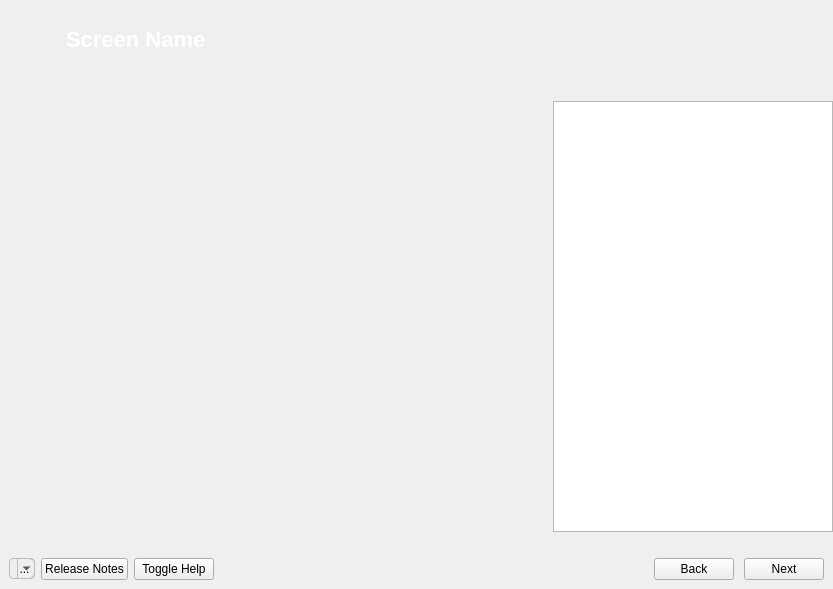
pars-linux/uludag, file yali-proximate/yali/gui/Ui/main.ui: the form before one commit.
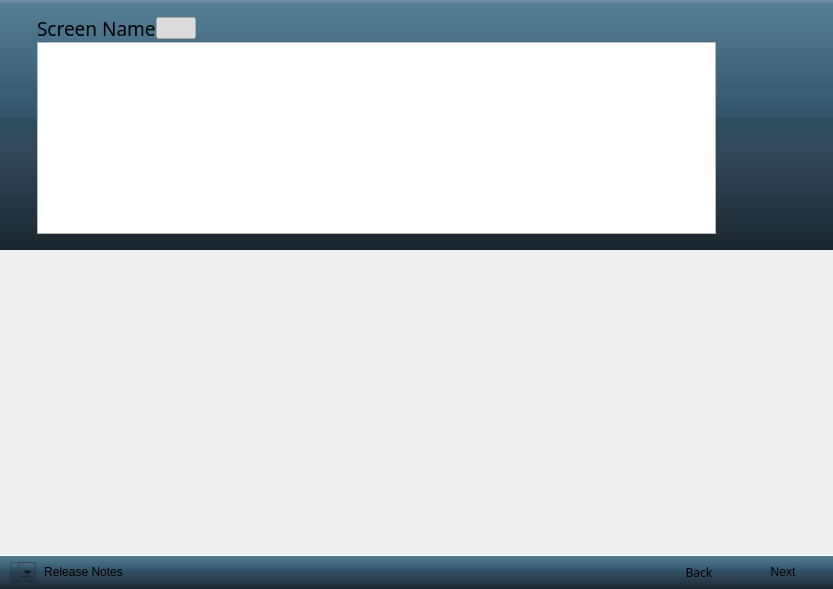
The form after the commit. Icons and pictures are not drawn.

The edit to the form file:
```diff
--- a/yali-proximate/yali/gui/Ui/main.ui
+++ b/yali-proximate/yali/gui/Ui/main.ui
@@ -13,6 +13,9 @@
   <property name="windowTitle">
    <string>Yali4</string>
   </property>
+  <property name="styleSheet">
+   <string notr="true"/>
+  </property>
   <layout class="QGridLayout" name="gridLayout_3">
    <property name="margin">
     <number>0</number>
@@ -31,6 +34,14 @@
           <verstretch>0</verstretch>
          </sizepolicy>
         </property>
+        <property name="styleSheet">
+         <string notr="true">#frame_4{
+
+border:0px;
+background-color: qlineargradient(spread:pad, x1:0.5, y1:1, x2:0.5, y2:0, stop:0 rgba(26, 38, 45, 255), stop:0.398093 rgba(51, 72, 91, 255), stop:0.521739 rgba(45, 76, 94, 255), stop:0.531585 rgba(49, 84, 106, 255), stop:0.983696 rgba(85, 126, 149, 255), stop:1 rgba(120, 146, 172, 255));
+border-bottom: 1px solid rgba(0,0,0,10)
+}</string>
+        </property>
         <property name="frameShape">
          <enum>QFrame::NoFrame</enum>
         </property>
@@ -38,18 +49,27 @@
          <enum>QFrame::Raised</enum>
         </property>
         <layout class="QGridLayout">
+         <property name="horizontalSpacing">
+          <number>15</number>
+         </property>
+         <property name="verticalSpacing">
+          <number>0</number>
+         </property>
          <property name="margin">
-          <number>0</number>
+          <number>15</number>
          </property>
-         <property name="spacing">
-          <number>0</number>
-         </property>
-         <item row="0" column="1">
+         <item row="0" column="0">
           <widget class="QLabel" name="screenIcon">
+           <property name="minimumSize">
+            <size>
+             <width>0</width>
+             <height>0</height>
+            </size>
+           </property>
            <property name="maximumSize">
             <size>
-             <width>50</width>
-             <height>60</height>
+             <width>70</width>
+             <height>16777215</height>
             </size>
            </property>
            <property name="text">
@@ -58,23 +78,62 @@
            <property name="pixmap">
             <pixmap resource="../../data.qrc">:/gui/pics/pardus.png</pixmap>
            </property>
+           <property name="scaledContents">
+            <bool>false</bool>
+           </property>
+           <property name="alignment">
+            <set>Qt::AlignLeading|Qt::AlignLeft|Qt::AlignTop</set>
+           </property>
           </widget>
          </item>
-         <item row="0" column="2">
-          <layout class="QVBoxLayout">
-           <property name="spacing">
-            <number>0</number>
+         <item row="0" column="3">
+          <widget class="QLabel" name="label_4">
+           <property name="sizePolicy">
+            <sizepolicy hsizetype="Expanding" vsizetype="Preferred">
+             <horstretch>0</horstretch>
+             <verstretch>0</verstretch>
+            </sizepolicy>
            </property>
-           <property name="leftMargin">
-            <number>6</number>
+           <property name="minimumSize">
+            <size>
+             <width>0</width>
+             <height>0</height>
+            </size>
            </property>
-           <property name="topMargin">
-            <number>4</number>
+           <property name="maximumSize">
+            <size>
+             <width>87</width>
+             <height>16777215</height>
+            </size>
            </property>
-           <item>
+           <property name="pixmap">
+            <pixmap resource="../../data.qrc">:/gui/pics/logo.png</pixmap>
+           </property>
+           <property name="scaledContents">
+            <bool>false</bool>
+           </property>
+           <property name="alignment">
+            <set>Qt::AlignLeading|Qt::AlignLeft|Qt::AlignTop</set>
+           </property>
+          </widget>
+         </item>
+         <item row="0" column="1">
+          <layout class="QGridLayout" name="gridLayout_4">
+           <item row="0" column="0" colspan="2">
             <widget class="QLabel" name="screenName">
+             <property name="font">
+              <font>
+               <family>Sans Serif</family>
+               <pointsize>14</pointsize>
+               <weight>50</weight>
+               <italic>false</italic>
+               <bold>false</bold>
+               <underline>false</underline>
+               <kerning>true</kerning>
+              </font>
+             </property>
              <property name="styleSheet">
-              <string>font:bold 22px;color:white;</string>
+              <string notr="true"/>
              </property>
              <property name="text">
               <string>Screen Name</string>
@@ -87,30 +146,91 @@
              </property>
             </widget>
            </item>
-          </layout>
-         </item>
          <item row="0" column="3">
-          <layout class="QVBoxLayout">
-           <item>
-            <spacer name="verticalSpacer_2">
+            <spacer name="horizontalSpacer">
              <property name="orientation">
-              <enum>Qt::Vertical</enum>
-             </property>
-             <property name="sizeType">
-              <enum>QSizePolicy::Fixed</enum>
+              <enum>Qt::Horizontal</enum>
              </property>
              <property name="sizeHint" stdset="0">
               <size>
-               <width>20</width>
-               <height>5</height>
+               <width>40</width>
+               <height>20</height>
               </size>
              </property>
             </spacer>
            </item>
-           <item>
-            <widget class="QLabel" name="label_4">
+           <item row="0" column="2">
+            <widget class="QPushButton" name="toggleHelp">
+             <property name="maximumSize">
+              <size>
+               <width>16777215</width>
+               <height>16777215</height>
+              </size>
+             </property>
+             <property name="focusPolicy">
+              <enum>Qt::TabFocus</enum>
+             </property>
+             <property name="styleSheet">
+              <string notr="true">#toggleHelp::flat:pressed{
+	border:1px solid  rgba(34, 49, 60, 100);/* rgba(175, 111, 130, 150);*/
+	border-radius:2px;
+	background-color: qlineargradient(spread:pad, x1:0.5, y1:1, x2:0.5, y2:0, stop:0 rgba(129, 3, 3, 255), stop:0.0192308 rgba(160, 35, 25, 255), stop:0.521739 rgba(166, 35, 29, 255), stop:0.531585 rgba(184, 46, 40, 255), stop:0.983696 rgba(168, 78, 74, 255), stop:1 rgba(210, 110, 110, 255))
+
+
+/*qlineargradient(spread:pad, x1:0.5, y1:1, x2:0.5, y2:0, stop:0 rgba(120, 146, 172, 255), stop:0.0155729 rgba(99, 141, 164, 255), stop:0.538376 rgba(49, 84, 106, 255), stop:1 rgba(51, 72, 91, 255))*/
+
+/*qlineargradient(spread:pad, x1:0.5, y1:1, x2:0.5, y2:0, stop:0 rgba(122, 44, 67, 255), stop:0.521739 rgba(182, 103, 126, 255), stop:0.527174 rgba(205, 130, 152, 255), stop:0.983696 rgba(234, 179, 195, 255), stop:1 rgba(255, 200, 216, 255))*/
+}</string>
+             </property>
+             <property name="text">
+              <string notr="true"/>
+             </property>
+             <property name="icon">
+              <iconset resource="../../data.qrc">
+               <normaloff>:/gui/pics/help-about.png</normaloff>:/gui/pics/help-about.png</iconset>
+             </property>
+             <property name="checkable">
+              <bool>true</bool>
+             </property>
+             <property name="checked">
+              <bool>true</bool>
+             </property>
+             <property name="flat">
+              <bool>true</bool>
+             </property>
+            </widget>
+           </item>
+           <item row="1" column="0" colspan="4">
+            <widget class="QFrame" name="helpContentFrame">
              <property name="sizePolicy">
-              <sizepolicy hsizetype="Fixed" vsizetype="Preferred">
+              <sizepolicy hsizetype="Preferred" vsizetype="Preferred">
+               <horstretch>0</horstretch>
+               <verstretch>0</verstretch>
+              </sizepolicy>
+             </property>
+             <property name="maximumSize">
+              <size>
+               <width>16777215</width>
+               <height>16777215</height>
+              </size>
+             </property>
+             <property name="frameShape">
+              <enum>QFrame::NoFrame</enum>
+             </property>
+             <property name="frameShadow">
+              <enum>QFrame::Raised</enum>
+             </property>
+             <layout class="QGridLayout">
+              <property name="margin">
+               <number>0</number>
+              </property>
+              <property name="spacing">
+               <number>0</number>
+              </property>
+              <item row="0" column="0">
+               <widget class="QTextBrowser" name="helpContent">
+                <property name="sizePolicy">
+                 <sizepolicy hsizetype="Preferred" vsizetype="Preferred">
                <horstretch>0</horstretch>
                <verstretch>0</verstretch>
               </sizepolicy>
@@ -118,56 +238,23 @@
              <property name="minimumSize">
               <size>
                <width>0</width>
-               <height>70</height>
-              </size>
-             </property>
-             <property name="maximumSize">
-              <size>
-               <width>71</width>
-               <height>65</height>
-              </size>
-             </property>
-             <property name="pixmap">
-              <pixmap resource="../../data.qrc">:/gui/pics/logo.png</pixmap>
-             </property>
-             <property name="scaledContents">
-              <bool>true</bool>
-             </property>
+                  <height>0</height>
+                 </size>
+                </property>
+                <property name="font">
+                 <font>
+                  <pointsize>8</pointsize>
+                 </font>
+                </property>
+                <property name="lineWidth">
+                 <number>0</number>
+                </property>
             </widget>
            </item>
           </layout>
-         </item>
-         <item row="0" column="4">
-          <spacer>
-           <property name="orientation">
-            <enum>Qt::Horizontal</enum>
-           </property>
-           <property name="sizeType">
-            <enum>QSizePolicy::Fixed</enum>
-           </property>
-           <property name="sizeHint" stdset="0">
-            <size>
-             <width>12</width>
-             <height>53</height>
-            </size>
-           </property>
-          </spacer>
-         </item>
-         <item row="0" column="0">
-          <spacer name="horizontalSpacer_3">
-           <property name="orientation">
-            <enum>Qt::Horizontal</enum>
-           </property>
-           <property name="sizeType">
-            <enum>QSizePolicy::Fixed</enum>
-           </property>
-           <property name="sizeHint" stdset="0">
-            <size>
-             <width>10</width>
-             <height>20</height>
-            </size>
-           </property>
-          </spacer>
+            </widget>
+           </item>
+          </layout>
          </item>
         </layout>
        </widget>
@@ -193,8 +280,8 @@
             <rect>
              <x>0</x>
              <y>0</y>
-             <width>545</width>
-             <height>455</height>
+             <width>831</width>
+             <height>291</height>
             </rect>
            </property>
            <layout class="QGridLayout" name="gridLayout">
@@ -212,95 +299,30 @@
               <property name="currentIndex">
                <number>0</number>
               </property>
-              <widget class="QWidget" name="page"/>
-             </widget>
-            </item>
-           </layout>
-          </widget>
-         </widget>
-        </item>
-        <item>
-         <widget class="QFrame" name="helpContentFrame">
-          <property name="sizePolicy">
-           <sizepolicy hsizetype="Preferred" vsizetype="Preferred">
-            <horstretch>0</horstretch>
-            <verstretch>0</verstretch>
-           </sizepolicy>
-          </property>
-          <property name="maximumSize">
-           <size>
-            <width>280</width>
-            <height>16777215</height>
-           </size>
-          </property>
-          <property name="frameShape">
-           <enum>QFrame::NoFrame</enum>
-          </property>
-          <property name="frameShadow">
-           <enum>QFrame::Raised</enum>
-          </property>
-          <layout class="QGridLayout">
-           <property name="margin">
-            <number>0</number>
-           </property>
-           <property name="spacing">
-            <number>0</number>
-           </property>
-           <item row="0" column="0">
-            <spacer>
-             <property name="orientation">
-              <enum>Qt::Vertical</enum>
-             </property>
-             <property name="sizeType">
-              <enum>QSizePolicy::Fixed</enum>
-             </property>
-             <property name="sizeHint" stdset="0">
-              <size>
-               <width>0</width>
-               <height>20</height>
-              </size>
-             </property>
-            </spacer>
-           </item>
-           <item row="1" column="0">
-            <widget class="QTextBrowser" name="helpContent">
-             <property name="sizePolicy">
-              <sizepolicy hsizetype="Expanding" vsizetype="Expanding">
-               <horstretch>0</horstretch>
-               <verstretch>0</verstretch>
-              </sizepolicy>
-             </property>
-             <property name="minimumSize">
-              <size>
-               <width>120</width>
-               <height>120</height>
-              </size>
-             </property>
-            </widget>
-           </item>
-           <item row="2" column="0">
-            <spacer name="verticalSpacer">
-             <property name="orientation">
-              <enum>Qt::Vertical</enum>
-             </property>
-             <property name="sizeType">
-              <enum>QSizePolicy::Fixed</enum>
-             </property>
-             <property name="sizeHint" stdset="0">
-              <size>
-               <width>0</width>
-               <height>20</height>
-              </size>
-             </property>
-            </spacer>
-           </item>
-          </layout>
+              <widget class="QWidget" name="page">
+               <zorder>helpContentFrame</zorder>
+              </widget>
+             </widget>
+            </item>
+           </layout>
+          </widget>
          </widget>
         </item>
        </layout>
       </item>
       <item row="2" column="0">
        <widget class="QFrame" name="frame_3">
+        <property name="autoFillBackground">
+         <bool>false</bool>
+        </property>
+        <property name="styleSheet">
+         <string notr="true">#frame_3{
+	background-color: qlineargradient(spread:pad, x1:0.5, y1:1, x2:0.5, y2:0, stop:0 rgba(26, 38, 45, 255), stop:0.398093 rgba(51, 72, 91, 255), stop:0.521739 rgba(45, 76, 94, 255), stop:0.531585 rgba(49, 84, 106, 255), stop:0.983696 rgba(85, 126, 149, 255), stop:1 rgba(120, 146, 172, 255));
+	border-top: 1px solid white
+}
+
+</string>
+        </property>
         <property name="frameShape">
          <enum>QFrame::NoFrame</enum>
         </property>
@@ -308,19 +330,28 @@
          <enum>QFrame::Raised</enum>
         </property>
         <layout class="QHBoxLayout">
+         <property name="spacing">
+          <number>4</number>
+         </property>
+         <property name="leftMargin">
+          <number>10</number>
+         </property>
          <property name="topMargin">
-          <number>0</number>
+          <number>4</number>
          </property>
-         <item>
-          <layout class="QHBoxLayout">
+         <property name="rightMargin">
+          <number>10</number>
+         </property>
+         <property name="bottomMargin">
+          <number>4</number>
+         </property>
            <item>
             <widget class="QToolButton" name="toolButton">
              <property name="styleSheet">
               <string notr="true"> QToolButton { /* all types of tool button */
-     border: 1px solid #bcbbbb;
-     border-radius: 4px;
-     background-color: qlineargradient(x1: 0, y1: 0, x2: 0, y2: 1,
-                                       stop: 0 #f6f7fa, stop: 1 #dadbde);
+	border:1px solid  rgba(34, 49, 60, 100);/* rgba(175, 111, 130, 150);*/
+	border-radius:2px;
+ background-color: qlineargradient(spread:pad, x1:0.5, y1:1, x2:0.5, y2:0, stop:0 rgba(26, 38, 45, 150), stop:0.398093 rgba(44, 62, 79, 255), stop:0.521739 rgba(36, 61, 76, 255), stop:0.531585 rgba(40, 68, 86, 255), stop:0.983696 rgba(73, 109, 129, 255), stop:1 rgba(89, 108, 127, 255));
     padding:1px 0px 1px 5px;
  }
 
@@ -328,6 +359,17 @@
      padding-right: 20px; /* make way for the popup button */
  }
 
+ QToolButton::flat:hover{
+	border:1px solid  rgba(34, 49, 60, 100);/* rgba(175, 111, 130, 150);*/
+	border-radius:2px;
+	background-color: qlineargradient(spread:pad, x1:0.5, y1:1, x2:0.5, y2:0, stop:0 rgba(129, 3, 3, 255), stop:0.0192308 rgba(160, 35, 25, 255), stop:0.521739 rgba(166, 35, 29, 255), stop:0.531585 rgba(184, 46, 40, 255), stop:0.983696 rgba(168, 78, 74, 255), stop:1 rgba(210, 110, 110, 255))
+
+
+/*qlineargradient(spread:pad, x1:0.5, y1:1, x2:0.5, y2:0, stop:0 rgba(120, 146, 172, 255), stop:0.0155729 rgba(99, 141, 164, 255), stop:0.538376 rgba(49, 84, 106, 255), stop:1 rgba(51, 72, 91, 255))*/
+
+/*qlineargradient(spread:pad, x1:0.5, y1:1, x2:0.5, y2:0, stop:0 rgba(122, 44, 67, 255), stop:0.521739 rgba(182, 103, 126, 255), stop:0.527174 rgba(205, 130, 152, 255), stop:0.983696 rgba(234, 179, 195, 255), stop:1 rgba(255, 200, 216, 255))*/
+}
+
  QToolButton:pressed {
      background-color: qlineargradient(x1: 0, y1: 0, x2: 0, y2: 1,
                                        stop: 0 #dadbde, stop: 1 #f6f7fa);
@@ -335,8 +377,8 @@
 
  /* the subcontrols below are used only in the MenuButtonPopup mode */
  QToolButton::menu-button {
-     border: 1px solid #bcbbbb;
-     border-top-right-radius: 6px;
+	border:1px solid  rgba(34, 49, 60, 100);/* rgba(175, 111, 130, 150);*/
+	border-radius:2px;
      border-bottom-right-radius: 6px;
      /* 16px width + 4px for border = 20px allocated above */
      width: 16px;
@@ -371,19 +413,10 @@
              <property name="text">
               <string>Release Notes</string>
              </property>
-            </widget>
-           </item>
-           <item>
-            <widget class="QPushButton" name="toggleHelp">
-             <property name="focusPolicy">
-              <enum>Qt::TabFocus</enum>
-             </property>
-             <property name="text">
-              <string>Toggle Help</string>
-             </property>
-            </widget>
-           </item>
-          </layout>
+           <property name="flat">
+            <bool>true</bool>
+           </property>
+          </widget>
          </item>
          <item>
           <spacer>
@@ -398,11 +431,6 @@
            </property>
           </spacer>
          </item>
-         <item>
-          <layout class="QHBoxLayout">
-           <property name="spacing">
-            <number>0</number>
-           </property>
            <item>
             <widget class="QPushButton" name="buttonBack">
              <property name="minimumSize">
@@ -411,33 +439,32 @@
                <height>0</height>
               </size>
              </property>
+           <property name="font">
+            <font>
+             <family>Sans Serif</family>
+            </font>
+           </property>
              <property name="focusPolicy">
               <enum>Qt::TabFocus</enum>
              </property>
              <property name="toolTip">
               <string>Previous Screen</string>
              </property>
+           <property name="layoutDirection">
+            <enum>Qt::LeftToRight</enum>
+           </property>
              <property name="text">
               <string>Back</string>
              </property>
-            </widget>
-           </item>
-           <item>
-            <spacer name="horizontalSpacer">
-             <property name="orientation">
-              <enum>Qt::Horizontal</enum>
-             </property>
-             <property name="sizeType">
-              <enum>QSizePolicy::Fixed</enum>
-             </property>
-             <property name="sizeHint" stdset="0">
-              <size>
-               <width>10</width>
-               <height>20</height>
-              </size>
-             </property>
-            </spacer>
-           </item>
+           <property name="icon">
+            <iconset resource="../../data.qrc">
+             <normaloff>:/gui/pics/arrow-left.png</normaloff>:/gui/pics/arrow-left.png</iconset>
+           </property>
+           <property name="flat">
+            <bool>true</bool>
+           </property>
+          </widget>
+         </item>
            <item>
             <widget class="QPushButton" name="buttonNext">
              <property name="minimumSize">
@@ -452,12 +479,20 @@
              <property name="toolTip">
               <string>Next Screen</string>
              </property>
+           <property name="layoutDirection">
+            <enum>Qt::RightToLeft</enum>
+           </property>
              <property name="text">
               <string>Next</string>
              </property>
-            </widget>
-           </item>
-          </layout>
+           <property name="icon">
+            <iconset resource="../../data.qrc">
+             <normaloff>:/gui/pics/arrow-right.png</normaloff>:/gui/pics/arrow-right.png</iconset>
+           </property>
+           <property name="flat">
+            <bool>true</bool>
+           </property>
+          </widget>
          </item>
         </layout>
        </widget>
```
Left out of the diff: 7 changed lines with no effect on the pictures. Lines whose indentation alone changed are shown as unchanged.
